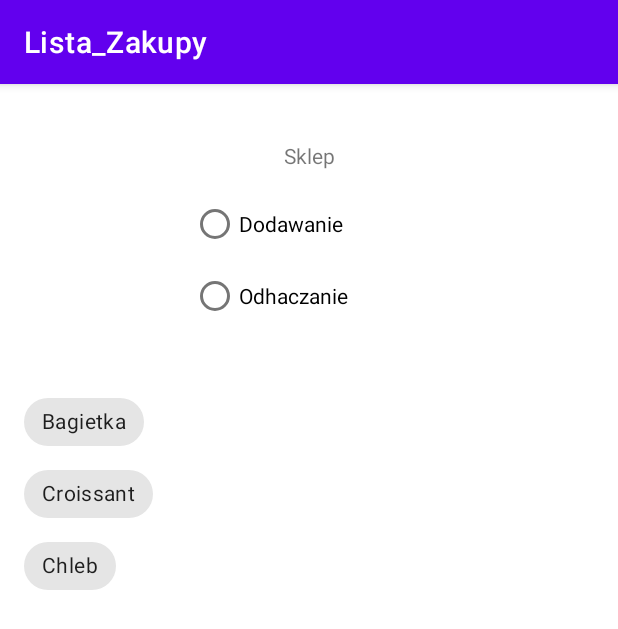
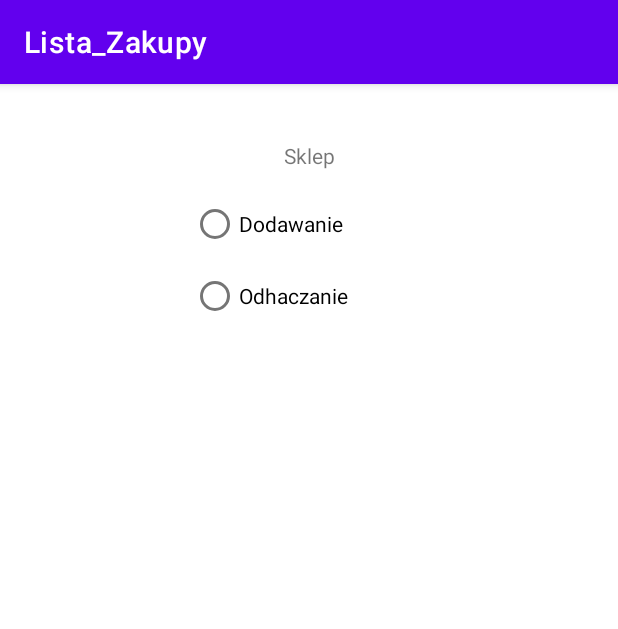
Before and after one commit to IgorBinkowski/Lista_Zakupy, an Android app: the screen it shows after launch (MainActivity), on a phone screen of 412 x 824 dp. Shown: the top 629 px of the screen. Run offline under Robolectric (Android 15) with nearby library versions, the phone set to English and light mode, and no system bars.

```diff
--- a/app/src/main/java/com/example/lista_zakupy/MainActivity.kt
+++ b/app/src/main/java/com/example/lista_zakupy/MainActivity.kt
@@ -1,11 +1,22 @@
 package com.example.lista_zakupy
 
+import android.annotation.SuppressLint
+import android.os.Bundle
+import android.view.View
 import androidx.appcompat.app.AppCompatActivity
-import android.os.Bundle
+import com.google.android.material.chip.Chip
 
 class MainActivity : AppCompatActivity() {
+    @SuppressLint("MissingInflatedId")
     override fun onCreate(savedInstanceState: Bundle?) {
         super.onCreate(savedInstanceState)
         setContentView(R.layout.activity_main)
+
+       val bagietka = findViewById<Chip>(R.id.bagietka)
+        bagietka.visibility = View.GONE
+        val croissant = findViewById<Chip>(R.id.croissant)
+        croissant.visibility = View.GONE
+        val chleb =findViewById<Chip>(R.id.chleb)
+        chleb.visibility = View.GONE
     }
 }
--- a/app/src/main/res/layout/activity_main.xml
+++ b/app/src/main/res/layout/activity_main.xml
@@ -39,32 +39,32 @@
     </RadioGroup>
 
     <com.google.android.material.chip.ChipGroup
-        android:layout_width="87dp"
+        android:layout_width="132dp"
         android:layout_height="144dp"
         app:layout_constraintBottom_toBottomOf="parent"
         app:layout_constraintEnd_toEndOf="parent"
-        app:layout_constraintHorizontal_bias="0.049"
+        app:layout_constraintHorizontal_bias="0.025"
         app:layout_constraintStart_toStartOf="parent"
         app:layout_constraintTop_toTopOf="parent"
-        app:layout_constraintVertical_bias="0.323">
+        app:layout_constraintVertical_bias="0.327">
 
         <com.google.android.material.chip.Chip
-            android:id="@+id/chip"
-            android:layout_width="wrap_content"
+            android:id="@+id/bagietka"
+            android:layout_width="350px"
             android:layout_height="wrap_content"
             android:checkable="true"
             android:text="Bagietka" />
 
         <com.google.android.material.chip.Chip
-            android:id="@+id/chip5"
-            android:layout_width="wrap_content"
+            android:id="@+id/croissant"
+            android:layout_width="350px"
             android:layout_height="wrap_content"
             android:checkable="true"
             android:text="Croissant" />
 
         <com.google.android.material.chip.Chip
-            android:id="@+id/chip4"
-            android:layout_width="wrap_content"
+            android:id="@+id/chleb"
+            android:layout_width="350px"
             android:layout_height="wrap_content"
             android:checkable="true"
             android:text="Chleb" />
```
